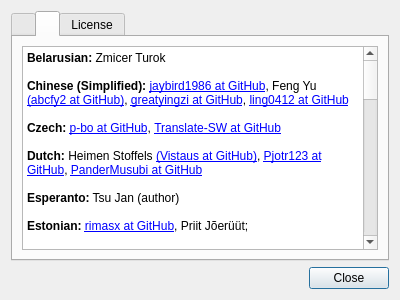
The window that Kvantum/kvantummanager/about.ui (tsujan/Kvantum) describes before a commit, drawn with Qt 5.
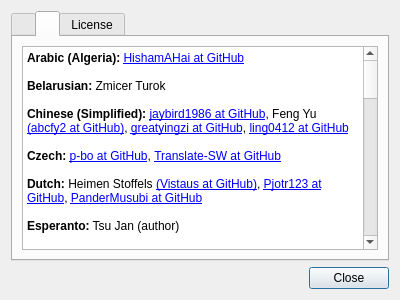
The same window after the commit. The open tabs and pages were chosen to show the change.

```diff
--- a/Kvantum/kvantummanager/about.ui
+++ b/Kvantum/kvantummanager/about.ui
@@ -97,6 +97,8 @@
 &lt;html&gt;&lt;head&gt;&lt;meta name=&quot;qrichtext&quot; content=&quot;1&quot; /&gt;&lt;style type=&quot;text/css&quot;&gt;
 p, li { white-space: pre-wrap; }
 &lt;/style&gt;&lt;/head&gt;&lt;body style=&quot;  font-weight:400; font-style:normal;&quot;&gt;
+&lt;p style=&quot; margin-top:0px; margin-bottom:0px; margin-left:0px; margin-right:0px; -qt-block-indent:0; text-indent:0px;&quot;&gt;&lt;span style=&quot; font-weight:600;&quot;&gt;Arabic (Algeria):&lt;/span&gt; &lt;a href=&quot;https://github.com/HishamAHai&quot;&gt;HishamAHai at GitHub&lt;/a&gt;&lt;/p&gt;
+&lt;p style=&quot;-qt-paragraph-type:empty; margin-top:0px; margin-bottom:0px; margin-left:0px; margin-right:0px; -qt-block-indent:0; text-indent:0px;&quot;&gt;&lt;br /&gt;&lt;/p&gt;
 &lt;p style=&quot; margin-top:0px; margin-bottom:0px; margin-left:0px; margin-right:0px; -qt-block-indent:0; text-indent:0px;&quot;&gt;&lt;span style=&quot; font-weight:600;&quot;&gt;Belarusian:&lt;/span&gt; Zmicer Turok&lt;/p&gt;
 &lt;p style=&quot;-qt-paragraph-type:empty; margin-top:0px; margin-bottom:0px; margin-left:0px; margin-right:0px; -qt-block-indent:0; text-indent:0px;&quot;&gt;&lt;br /&gt;&lt;/p&gt;
 &lt;p style=&quot; margin-top:0px; margin-bottom:0px; margin-left:0px; margin-right:0px; -qt-block-indent:0; text-indent:0px;&quot;&gt;&lt;span style=&quot; font-weight:600;&quot;&gt;Chinese (Simplified):&lt;/span&gt; &lt;a href=&quot;https://github.com/jaybird1986&quot;&gt;jaybird1986 at GitHub&lt;/a&gt;, Feng Yu &lt;a href=&quot;https://github.com/abcfy2&quot;&gt;(abcfy2 at GitHub)&lt;/a&gt;, &lt;a href=&quot;https://github.com/greatyingzi&quot;&gt;greatyingzi at GitHub&lt;/a&gt;, &lt;a href=&quot;https://github.com/ling0412&quot;&gt;ling0412 at GitHub&lt;/a&gt;&lt;/p&gt;
```
